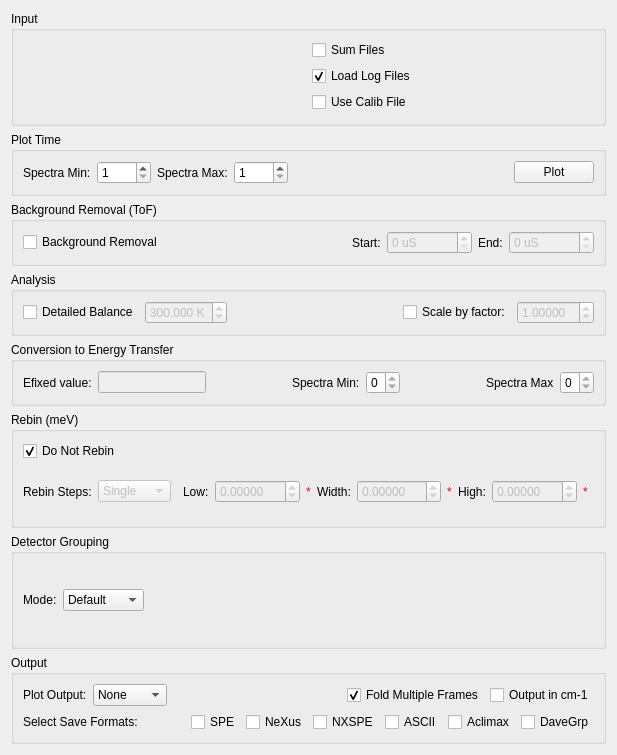
Before: the Qt Designer form Code/Mantid/MantidQt/CustomInterfaces/inc/MantidQtCustomInterfaces/Indirect/ISISEnergyTransfer.ui in mantidproject/mantid, drawn with Qt 5.
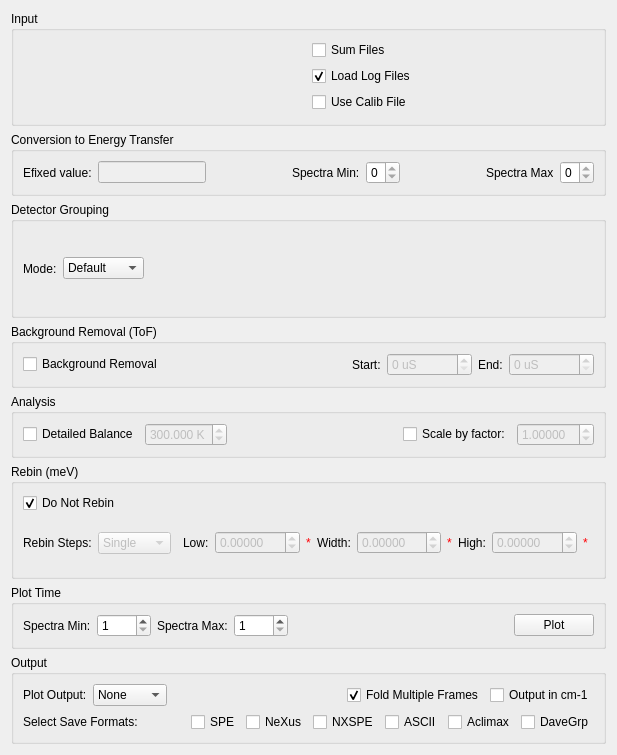
After: the same form once the commit is applied. Custom widgets are drawn as their Qt base class.

Commit message: Redorder ISIS Energy Transfer tab Re #13108

What changed in the file:
```diff
--- a/Code/Mantid/MantidQt/CustomInterfaces/inc/MantidQtCustomInterfaces/Indirect/ISISEnergyTransfer.ui
+++ b/Code/Mantid/MantidQt/CustomInterfaces/inc/MantidQtCustomInterfaces/Indirect/ISISEnergyTransfer.ui
@@ -101,47 +101,60 @@
     </widget>
    </item>
    <item>
-    <widget class="QGroupBox" name="gbPlotTime">
+    <widget class="QGroupBox" name="gbC2E">
      <property name="title">
-      <string>Plot Time</string>
+      <string>Conversion to Energy Transfer</string>
      </property>
-     <layout class="QHBoxLayout" name="horizontalLayout_6">
+     <layout class="QHBoxLayout" name="horizontalLayout">
       <item>
-       <widget class="QLabel" name="lbPlotTimeSpecMin">
+       <widget class="QLabel" name="lbEFixed">
+        <property name="text">
+         <string>Efixed value:</string>
+        </property>
+        <property name="buddy">
+         <cstring>leEfixed</cstring>
+        </property>
+       </widget>
+      </item>
+      <item>
+       <widget class="QLineEdit" name="leEfixed">
+        <property name="enabled">
+         <bool>false</bool>
+        </property>
+        <property name="toolTip">
+         <string>Value of Efixed for conversion from time to energy.</string>
+        </property>
+       </widget>
+      </item>
+      <item>
+       <spacer name="horizontalSpacer_1">
+        <property name="orientation">
+         <enum>Qt::Horizontal</enum>
+        </property>
+        <property name="sizeHint" stdset="0">
+         <size>
+          <width>40</width>
+          <height>20</height>
+         </size>
+        </property>
+       </spacer>
+      </item>
+      <item>
+       <widget class="QLabel" name="lbSpectraMin">
         <property name="text">
          <string>Spectra Min:</string>
         </property>
        </widget>
       </item>
       <item>
-       <widget class="QSpinBox" name="spPlotTimeSpecMin">
-        <property name="minimum">
-         <number>1</number>
-        </property>
+       <widget class="QSpinBox" name="spSpectraMin">
         <property name="maximum">
-         <number>1200</number>
+         <number>0</number>
         </property>
        </widget>
       </item>
       <item>
-       <widget class="QLabel" name="lbPlotTimeSpecMax">
-        <property name="text">
-         <string>Spectra Max:</string>
-        </property>
-       </widget>
-      </item>
-      <item>
-       <widget class="QSpinBox" name="spPlotTimeSpecMax">
-        <property name="minimum">
-         <number>1</number>
-        </property>
-        <property name="maximum">
-         <number>1200</number>
-        </property>
-       </widget>
-      </item>
-      <item>
-       <spacer name="space_plotTime">
+       <spacer name="horizontalSpacer_2">
         <property name="orientation">
          <enum>Qt::Horizontal</enum>
         </property>
@@ -154,13 +167,146 @@
        </spacer>
       </item>
       <item>
-       <widget class="QPushButton" name="pbPlotTime">
+       <widget class="QLabel" name="lbSpectraMax">
+        <property name="text">
+         <string>Spectra Max</string>
+        </property>
+       </widget>
+      </item>
+      <item>
+       <widget class="QSpinBox" name="spSpectraMax">
+        <property name="maximum">
+         <number>0</number>
+        </property>
+       </widget>
+      </item>
+     </layout>
+    </widget>
+   </item>
+   <item>
+    <widget class="QGroupBox" name="gbGrouping">
+     <property name="title">
+      <string>Detector Grouping</string>
+     </property>
+     <layout class="QHBoxLayout" name="horizontalLayout_4">
+      <item>
+       <widget class="QLabel" name="lbGroupingMode">
+        <property name="sizePolicy">
+         <sizepolicy hsizetype="Preferred" vsizetype="Preferred">
+          <horstretch>0</horstretch>
+          <verstretch>0</verstretch>
+         </sizepolicy>
+        </property>
+        <property name="layoutDirection">
+         <enum>Qt::LeftToRight</enum>
+        </property>
+        <property name="text">
+         <string>Mode:</string>
+        </property>
+        <property name="buddy">
+         <cstring>cbGroupingOptions</cstring>
+        </property>
+       </widget>
+      </item>
+      <item>
+       <widget class="QComboBox" name="cbGroupingOptions">
         <property name="toolTip">
          <string>Plot raw time values.</string>
         </property>
-        <property name="text">
-         <string>Plot</string>
+        <item>
+         <property name="text">
+          <string>Default</string>
+         </property>
+        </item>
+        <item>
+         <property name="text">
+          <string>Individual</string>
+         </property>
+        </item>
+        <item>
+         <property name="text">
+          <string>Groups</string>
+         </property>
+        </item>
+        <item>
+         <property name="text">
+          <string>All</string>
+         </property>
+        </item>
+        <item>
+         <property name="text">
+          <string>File</string>
+         </property>
+        </item>
+       </widget>
+      </item>
+      <item>
+       <widget class="QStackedWidget" name="swGrouping">
+        <property name="lineWidth">
+         <number>0</number>
         </property>
+        <property name="currentIndex">
+         <number>0</number>
+        </property>
+        <widget class="QWidget" name="pgMapFile">
+         <layout class="QHBoxLayout" name="horizontalLayout_5">
+          <item>
+           <widget class="MantidQt::MantidWidgets::MWRunFiles" name="dsMapFile" native="true">
+            <property name="sizePolicy">
+             <sizepolicy hsizetype="Preferred" vsizetype="Fixed">
+              <horstretch>0</horstretch>
+              <verstretch>41</verstretch>
+             </sizepolicy>
+            </property>
+            <property name="findRunFiles" stdset="0">
+             <bool>false</bool>
+            </property>
+            <property name="label" stdset="0">
+             <string/>
+            </property>
+            <property name="multipleFiles" stdset="0">
+             <bool>false</bool>
+            </property>
+            <property name="algorithmAndProperty" stdset="0">
+             <string/>
+            </property>
+            <property name="fileExtensions" stdset="0">
+             <stringlist>
+              <string>.map</string>
+             </stringlist>
+            </property>
+           </widget>
+          </item>
+         </layout>
+        </widget>
+        <widget class="QWidget" name="pgMappingGroups">
+         <layout class="QHBoxLayout" name="horizontalLayout_26">
+          <item>
+           <widget class="QLabel" name="lbNoGroups">
+            <property name="text">
+             <string>Number of Groups: </string>
+            </property>
+           </widget>
+          </item>
+          <item>
+           <widget class="QSpinBox" name="spNumberGroups"/>
+          </item>
+          <item>
+           <spacer name="horizontalSpacer_5">
+            <property name="orientation">
+             <enum>Qt::Horizontal</enum>
+            </property>
+            <property name="sizeHint" stdset="0">
+             <size>
+              <width>40</width>
+              <height>20</height>
+             </size>
+            </property>
+           </spacer>
+          </item>
+         </layout>
+        </widget>
+        <widget class="QWidget" name="pgMappingBlank"/>
        </widget>
       </item>
      </layout>
@@ -315,89 +461,6 @@
      </layout>
     </widget>
    </item>
-   <item>
-    <widget class="QGroupBox" name="gbC2E">
-     <property name="title">
-      <string>Conversion to Energy Transfer</string>
-     </property>
-     <layout class="QHBoxLayout" name="horizontalLayout">
-      <item>
-       <widget class="QLabel" name="lbEFixed">
-        <property name="text">
-         <string>Efixed value:</string>
-        </property>
-        <property name="buddy">
-         <cstring>leEfixed</cstring>
-        </property>
-       </widget>
-      </item>
-      <item>
-       <widget class="QLineEdit" name="leEfixed">
-        <property name="enabled">
-         <bool>false</bool>
-        </property>
-        <property name="toolTip">
-         <string>Value of Efixed for conversion from time to energy.</string>
-        </property>
-       </widget>
-      </item>
-      <item>
-       <spacer name="horizontalSpacer_1">
-        <property name="orientation">
-         <enum>Qt::Horizontal</enum>
-        </property>
-        <property name="sizeHint" stdset="0">
-         <size>
-          <width>40</width>
-          <height>20</height>
-         </size>
-        </property>
-       </spacer>
-      </item>
-      <item>
-       <widget class="QLabel" name="lbSpectraMin">
-        <property name="text">
-         <string>Spectra Min:</string>
-        </property>
-       </widget>
-      </item>
-      <item>
-       <widget class="QSpinBox" name="spSpectraMin">
-        <property name="maximum">
-         <number>0</number>
-        </property>
-       </widget>
-      </item>
-      <item>
-       <spacer name="horizontalSpacer_2">
-        <property name="orientation">
-         <enum>Qt::Horizontal</enum>
-        </property>
-        <property name="sizeHint" stdset="0">
-         <size>
-          <width>40</width>
-          <height>20</height>
-         </size>
-        </property>
-       </spacer>
-      </item>
-      <item>
-       <widget class="QLabel" name="lbSpectraMax">
-        <property name="text">
-         <string>Spectra Max</string>
-        </property>
-       </widget>
-      </item>
-      <item>
-       <widget class="QSpinBox" name="spSpectraMax">
-        <property name="maximum">
-         <number>0</number>
-        </property>
-       </widget>
-      </item>
-     </layout>
-    </widget>
-   </item>
    <item>
     <widget class="QGroupBox" name="gbRebin">
      <property name="title">
@@ -664,129 +727,66 @@
     </widget>
    </item>
    <item>
-    <widget class="QGroupBox" name="gbGrouping">
+    <widget class="QGroupBox" name="gbPlotTime">
      <property name="title">
-      <string>Detector Grouping</string>
+      <string>Plot Time</string>
      </property>
-     <layout class="QHBoxLayout" name="horizontalLayout_4">
+     <layout class="QHBoxLayout" name="horizontalLayout_6">
       <item>
-       <widget class="QLabel" name="lbGroupingMode">
-        <property name="sizePolicy">
-         <sizepolicy hsizetype="Preferred" vsizetype="Preferred">
-          <horstretch>0</horstretch>
-          <verstretch>0</verstretch>
-         </sizepolicy>
+       <widget class="QLabel" name="lbPlotTimeSpecMin">
+        <property name="text">
+         <string>Spectra Min:</string>
         </property>
-        <property name="layoutDirection">
-         <enum>Qt::LeftToRight</enum>
+       </widget>
+      </item>
+      <item>
+       <widget class="QSpinBox" name="spPlotTimeSpecMin">
+        <property name="minimum">
+         <number>1</number>
         </property>
+        <property name="maximum">
+         <number>1200</number>
+        </property>
+       </widget>
+      </item>
+      <item>
+       <widget class="QLabel" name="lbPlotTimeSpecMax">
         <property name="text">
-         <string>Mode:</string>
+         <string>Spectra Max:</string>
         </property>
-        <property name="buddy">
-         <cstring>cbGroupingOptions</cstring>
+       </widget>
+      </item>
+      <item>
+       <widget class="QSpinBox" name="spPlotTimeSpecMax">
+        <property name="minimum">
+         <number>1</number>
         </property>
+        <property name="maximum">
+         <number>1200</number>
+        </property>
        </widget>
       </item>
       <item>
-       <widget class="QComboBox" name="cbGroupingOptions">
+       <spacer name="space_plotTime">
+        <property name="orientation">
+         <enum>Qt::Horizontal</enum>
+        </property>
+        <property name="sizeHint" stdset="0">
+         <size>
+          <width>40</width>
+          <height>20</height>
+         </size>
+        </property>
+       </spacer>
+      </item>
+      <item>
+       <widget class="QPushButton" name="pbPlotTime">
         <property name="toolTip">
          <string>Select type of detector grouping to apply.</string>
         </property>
-        <item>
-         <property name="text">
-          <string>Default</string>
-         </property>
-        </item>
-        <item>
-         <property name="text">
-          <string>Individual</string>
-         </property>
-        </item>
-        <item>
-         <property name="text">
-          <string>Groups</string>
-         </property>
-        </item>
-        <item>
-         <property name="text">
-          <string>All</string>
-         </property>
-        </item>
-        <item>
-         <property name="text">
-          <string>File</string>
-         </property>
-        </item>
-       </widget>
-      </item>
-      <item>
-       <widget class="QStackedWidget" name="swGrouping">
-        <property name="lineWidth">
-         <number>0</number>
+        <property name="text">
+         <string>Plot</string>
         </property>
-        <property name="currentIndex">
-         <number>0</number>
-        </property>
-        <widget class="QWidget" name="pgMapFile">
-         <layout class="QHBoxLayout" name="horizontalLayout_5">
-          <item>
-           <widget class="MantidQt::MantidWidgets::MWRunFiles" name="dsMapFile" native="true">
-            <property name="sizePolicy">
-             <sizepolicy hsizetype="Preferred" vsizetype="Fixed">
-              <horstretch>0</horstretch>
-              <verstretch>41</verstretch>
-             </sizepolicy>
-            </property>
-            <property name="findRunFiles" stdset="0">
-             <bool>false</bool>
-            </property>
-            <property name="label" stdset="0">
-             <string/>
-            </property>
-            <property name="multipleFiles" stdset="0">
-             <bool>false</bool>
-            </property>
-            <property name="algorithmAndProperty" stdset="0">
-             <string/>
-            </property>
-            <property name="fileExtensions" stdset="0">
-             <stringlist>
-              <string>.map</string>
-             </stringlist>
-            </property>
-           </widget>
-          </item>
-         </layout>
-        </widget>
-        <widget class="QWidget" name="pgMappingGroups">
-         <layout class="QHBoxLayout" name="horizontalLayout_26">
-          <item>
-           <widget class="QLabel" name="lbNoGroups">
-            <property name="text">
-             <string>Number of Groups: </string>
-            </property>
-           </widget>
-          </item>
-          <item>
-           <widget class="QSpinBox" name="spNumberGroups"/>
-          </item>
-          <item>
-           <spacer name="horizontalSpacer_5">
-            <property name="orientation">
-             <enum>Qt::Horizontal</enum>
-            </property>
-            <property name="sizeHint" stdset="0">
-             <size>
-              <width>40</width>
-              <height>20</height>
-             </size>
-            </property>
-           </spacer>
-          </item>
-         </layout>
-        </widget>
-        <widget class="QWidget" name="pgMappingBlank"/>
        </widget>
       </item>
      </layout>
```
Left out of the diff: 30 changed lines with no effect on the pictures.
